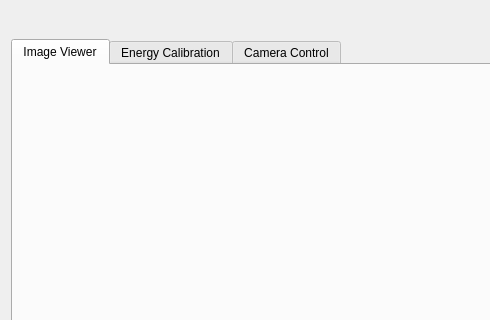
dungducphan/TauExperimentDataAnalyzer, file UT3RC/CameraControlWidget/CameraControl.ui: the form before one commit; both pictures show x 0 to 490 and y 0 to 320 of the 950 by 696 pixel window.
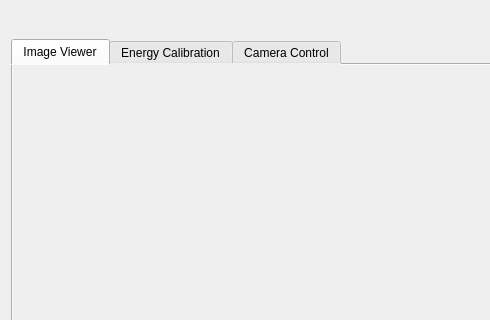
The form after the commit.

Diff of the .ui file:
```diff
--- a/UT3RC/CameraControlWidget/CameraControl.ui
+++ b/UT3RC/CameraControlWidget/CameraControl.ui
@@ -46,6 +46,9 @@
    </item>
    <item row="1" column="0" colspan="4">
     <widget class="QTabWidget" name="tabWidget">
+     <property name="styleSheet">
+      <string notr="true">background-color: rgb(239, 239, 239)</string>
+     </property>
      <property name="currentIndex">
       <number>0</number>
      </property>
```
